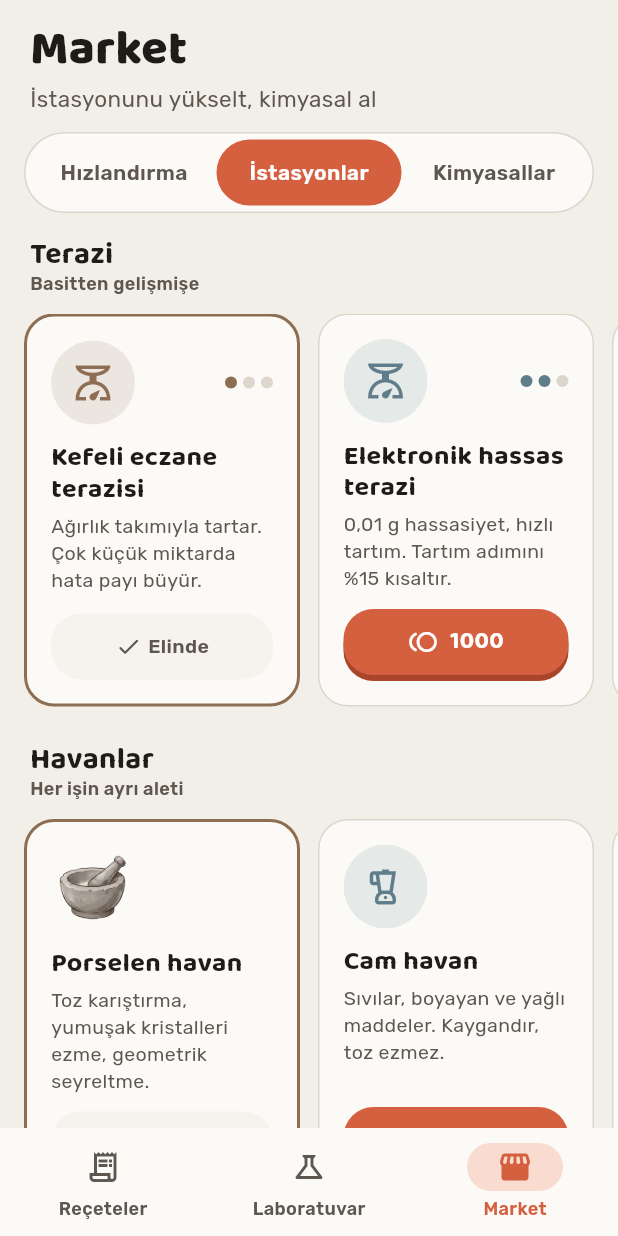
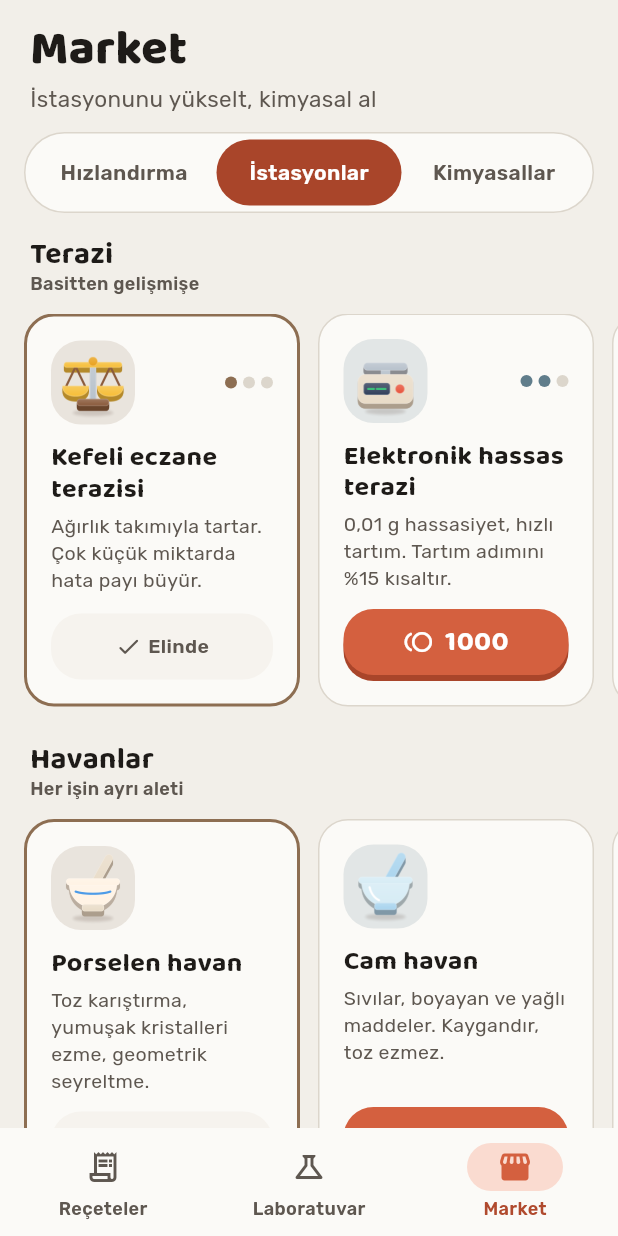
Before and after one commit to Pharmamental/Majistral, a Flutter app: the screen it shows after launch, item 3 of the bottom bar chosen, on a phone screen of 412 x 824 dp. Run offline on Flutter 3.47's test engine with Material 3 defaults, Android fonts, the phone set to English and light mode, and no system bars; our stand-ins replace shared_preferences.

Commit message:
Oyuncak blok ikonları market kartlarına bağlandı; küçük vurgu yazıları ve düğmeler kontrast ölçüsüne göre düzeltildi
Co-Authored-By: Claude Opus 5.5 <noreply@anthropic.com>

```diff
--- a/lib/data/market_items.dart
+++ b/lib/data/market_items.dart
@@ -18,6 +18,7 @@ const ShopItem adSpeedUp = ShopItem(
 const List<ShopItem> chemicals = [
   ShopItem(
     name: 'Beyaz Vazelin',
+    imagePath: 'assets/images/ikon/ikon_vazelin.png',
     description: 'Hidrokarbon merhem bazı, suyla yıkanmaz',
     icon: Icons.spa_outlined,
     color: Color(0xFF757575),
@@ -25,6 +26,7 @@ const List<ShopItem> chemicals = [
   ),
   ShopItem(
     name: 'Sıvı Parafin',
+    imagePath: 'assets/images/ikon/ikon_sivi_parafin.png',
     description: 'Levigasyonda tozu macun yapmak için kullanılır',
     icon: Icons.opacity,
     color: Color(0xFF8D6E63),
@@ -32,6 +34,7 @@ const List<ShopItem> chemicals = [
   ),
   ShopItem(
     name: 'Gliserin',
+    imagePath: 'assets/images/ikon/ikon_gliserin.png',
     description: 'Nemlendirici, suyla karışan bileşen',
     icon: Icons.water_drop_outlined,
     color: Color(0xFF00838F),
@@ -39,6 +42,7 @@ const List<ShopItem> chemicals = [
   ),
   ShopItem(
     name: 'Distile Su',
+    imagePath: 'assets/images/ikon/ikon_distile_su.png',
     description: 'Kremlerin su fazı',
     icon: Icons.water_drop_outlined,
     color: Color(0xFF1565C0),
@@ -46,6 +50,7 @@ const List<ShopItem> chemicals = [
   ),
   ShopItem(
     name: 'Çinko Oksit',
+    imagePath: 'assets/images/ikon/ikon_cinko_oksit.png',
     description: 'Cilt koruyucu ve kurutucu bariyer oluşturur',
     icon: Icons.shield_outlined,
     color: Color(0xFF757575),
@@ -53,6 +58,7 @@ const List<ShopItem> chemicals = [
   ),
   ShopItem(
     name: 'Salisilik Asit',
+    imagePath: 'assets/images/ikon/ikon_salisilik_asit.png',
     description: 'Keratolitik: kalınlaşmış deriyi yumuşatıp soyar',
     icon: Icons.science_outlined,
     color: Color(0xFF5D4037),
--- a/lib/data/stations.dart
+++ b/lib/data/stations.dart
@@ -14,12 +14,14 @@ const List<Station> stations = [
     tiers: [
       ShopItem(
         name: 'Kefeli eczane terazisi',
+        imagePath: 'assets/images/ikon/ikon_terazi_kefeli.png',
         description: 'Ağırlık takımıyla tartar. Çok küçük miktarda hata payı büyür.',
         icon: Icons.scale_outlined,
         color: AppColors.rusty,
       ),
       ShopItem(
         name: 'Elektronik hassas terazi',
+        imagePath: 'assets/images/ikon/ikon_terazi_elektronik.png',
         description: '0,01 g hassasiyet, hızlı tartım. Tartım adımını %15 kısaltır.',
         icon: Icons.scale_outlined,
         color: AppColors.goodCondition,
@@ -27,6 +29,7 @@ const List<Station> stations = [
       ),
       ShopItem(
         name: 'Analitik terazi',
+        imagePath: 'assets/images/ikon/ikon_terazi_analitik.png',
         description: '0,1 mg hassasiyet; çok küçük miktarlar için. Tartım adımını %30 kısaltır.',
         icon: Icons.scale_outlined,
         color: AppColors.advanced,
@@ -40,13 +43,14 @@ const List<Station> stations = [
     tiers: [
       ShopItem(
         name: 'Porselen havan',
+        imagePath: 'assets/images/ikon/ikon_havan_porselen.png',
         description: 'Toz karıştırma, yumuşak kristalleri ezme, geometrik seyreltme.',
         icon: Icons.blender_outlined,
         color: AppColors.rusty,
-        imagePath: 'assets/images/Havan_normal.webp',
       ),
       ShopItem(
         name: 'Cam havan',
+        imagePath: 'assets/images/ikon/ikon_havan_cam.png',
         description: 'Sıvılar, boyayan ve yağlı maddeler. Kaygandır, toz ezmez.',
         icon: Icons.blender_outlined,
         color: AppColors.goodCondition,
@@ -54,10 +58,10 @@ const List<Station> stations = [
       ),
       ShopItem(
         name: 'Wedgwood havan',
+        imagePath: 'assets/images/ikon/ikon_havan_wedgwood.png',
         description: 'Pürüzlü: sert kristalleri küçültme ve emülsiyon. Boyayan maddeyi emer.',
         icon: Icons.blender_outlined,
         color: AppColors.advanced,
-        imagePath: 'assets/images/havan_old.webp',
         price: 900,
       ),
     ],
@@ -68,12 +72,14 @@ const List<Station> stations = [
     tiers: [
       ShopItem(
         name: 'Çelik spatül',
+        imagePath: 'assets/images/ikon/ikon_spatul_celik.png',
         description: 'Kuru toz ve ağır merhem. Salisilik asit, iyot, fenolle kullanılmaz.',
         icon: Icons.horizontal_rule_rounded,
         color: AppColors.rusty,
       ),
       ShopItem(
         name: 'Plastik spatül',
+        imagePath: 'assets/images/ikon/ikon_spatul_plastik.png',
         description: 'Metalle tepkimeye giren maddeler; krem ve jeli kazımak.',
         icon: Icons.horizontal_rule_rounded,
         color: AppColors.goodCondition,
@@ -85,12 +91,14 @@ const List<Station> stations = [
     tiers: [
       ShopItem(
         name: 'Merhem taşı',
+        imagePath: 'assets/images/ikon/ikon_merhem_tasi.png',
         description: 'Cam levha üzerinde spatülle karıştırma. Krem için de uygun.',
         icon: Icons.crop_square_rounded,
         color: AppColors.rusty,
       ),
       ShopItem(
         name: 'Unguator',
+        imagePath: 'assets/images/ikon/ikon_unguator.png',
         description: 'Elektronik havan: kapalı kavanozda karıştırır, kabarcık bırakmaz. '
             'Karıştırma adımını %30 kısaltır.',
         icon: Icons.autorenew,
@@ -99,6 +107,7 @@ const List<Station> stations = [
       ),
       ShopItem(
         name: 'Merhem değirmeni',
+        imagePath: 'assets/images/ikon/ikon_merhem_degirmeni.png',
         description: 'Üç merdane topakları kırar, merhemi pürüzsüzleştirir. Kumlu merhem riski azalır.',
         icon: Icons.view_week_rounded,
         color: AppColors.advanced,
@@ -111,12 +120,14 @@ const List<Station> stations = [
     tiers: [
       ShopItem(
         name: 'Ocak ve su banyosu',
+        imagePath: 'assets/images/ikon/ikon_ocak_su_banyosu.png',
         description: 'Bazları eritme, yağ ve su fazını ısıtma.',
         icon: Icons.hot_tub_outlined,
         color: AppColors.rusty,
       ),
       ShopItem(
         name: 'Termostatlı su banyosu',
+        imagePath: 'assets/images/ikon/ikon_su_banyosu_termostat.png',
         description: 'Sıcaklığı sabit tutar. Isıtma adımını %25 kısaltır.',
         icon: Icons.hot_tub_outlined,
         color: AppColors.goodCondition,
@@ -129,12 +140,14 @@ const List<Station> stations = [
     tiers: [
       ShopItem(
         name: 'Kavanoz',
+        imagePath: 'assets/images/ikon/ikon_kavanoz.png',
         description: 'Merhem ve krem yeni, temiz kavanoza konur.',
         icon: Icons.inventory_2_outlined,
         color: AppColors.rusty,
       ),
       ShopItem(
         name: 'Tüp doldurma ve kıvırma aleti',
+        imagePath: 'assets/images/ikon/ikon_tup.png',
         description: 'Merhemi tüpe doldurup ağzını kıvırır. Etiket adımını %20 kısaltır.',
         icon: Icons.compress_rounded,
         color: AppColors.goodCondition,
--- a/lib/screens/preparation_screen.dart
+++ b/lib/screens/preparation_screen.dart
@@ -304,7 +304,7 @@ class _Section extends StatelessWidget {
             children: [
               CircleAvatar(
                 radius: 14,
-                backgroundColor: AppColors.kiremit,
+                backgroundColor: AppColors.kiremitDark,
                 child: Text('$number', style: AppText.title(size: 15, color: Colors.white)),
               ),
               const SizedBox(width: AppSpace.sm),
@@ -422,7 +422,7 @@ class _StepChip extends StatelessWidget {
         constraints: const BoxConstraints(minHeight: 44),
         padding: const EdgeInsets.symmetric(horizontal: AppSpace.lg, vertical: AppSpace.sm),
         decoration: BoxDecoration(
-          color: placed ? AppColors.kiremit : AppColors.surface,
+          color: placed ? AppColors.kiremitDark : AppColors.surface,
           borderRadius: BorderRadius.circular(AppRadius.pill),
           border: Border.all(color: AppColors.kiremit, width: 2),
         ),
@@ -433,7 +433,7 @@ class _StepChip extends StatelessWidget {
               CircleAvatar(
                 radius: 10,
                 backgroundColor: Colors.white,
-                child: Text('$position', style: AppText.label(size: 11, color: AppColors.kiremit)),
+                child: Text('$position', style: AppText.label(size: 11, color: AppColors.accentText)),
               ),
               const SizedBox(width: AppSpace.sm),
             ],
@@ -442,7 +442,7 @@ class _StepChip extends StatelessWidget {
               style: AppText.body(
                 size: 14,
                 weight: FontWeight.w600,
-                color: placed ? Colors.white : AppColors.kiremit,
+                color: placed ? Colors.white : AppColors.accentText,
               ),
             ),
           ],
--- a/lib/theme/app_theme.dart
+++ b/lib/theme/app_theme.dart
@@ -21,7 +21,7 @@ ThemeData buildAppTheme() {
       labelTextStyle: WidgetStateProperty.resolveWith(
         (states) => AppText.label(
           size: 12,
-          color: states.contains(WidgetState.selected) ? AppColors.kiremit : AppColors.inkMuted,
+          color: states.contains(WidgetState.selected) ? AppColors.accentText : AppColors.inkMuted,
         ),
       ),
       iconTheme: WidgetStateProperty.resolveWith(
--- a/lib/widgets/chunky_button.dart
+++ b/lib/widgets/chunky_button.dart
@@ -120,7 +120,7 @@ class _ChunkyButtonState extends State<ChunkyButton> {
                           widget.label,
                           maxLines: 1,
                           overflow: TextOverflow.ellipsis,
-                          style: AppText.button(size: widget.compact ? 16 : 18, color: fg),
+                          style: AppText.button(size: 19, color: fg),
                         ),
                       ),
                     ],
--- a/lib/widgets/market_widgets.dart
+++ b/lib/widgets/market_widgets.dart
@@ -184,19 +184,19 @@ class _Thumb extends StatelessWidget {
   final ShopItem item;
   final double size;
 
+  // Oyuncak blok ikonu açık bir kutunun üstünde durur (Pharmamental'daki gibi);
+  // ikonun kendi gölgesi ve yan yüzü var, kırpılmaz.
   @override
   Widget build(BuildContext context) {
-    return ClipOval(
-      child: SizedBox(
-        width: size,
-        height: size,
-        child: item.imagePath != null
-            ? Image.asset(item.imagePath!, fit: BoxFit.cover)
-            : ColoredBox(
-                color: item.color.withValues(alpha: 0.14),
-                child: Icon(item.icon, color: item.color, size: size * 0.5),
-              ),
-      ),
+    final box = Color.alphaBlend(item.color.withValues(alpha: 0.16), AppColors.surface);
+    return Container(
+      width: size,
+      height: size,
+      alignment: Alignment.center,
+      decoration: BoxDecoration(color: box, borderRadius: BorderRadius.circular(AppRadius.card)),
+      child: item.imagePath != null
+          ? Image.asset(item.imagePath!, width: size * 0.86, height: size * 0.86)
+          : Icon(item.icon, color: item.color, size: size * 0.5),
     );
   }
 }
@@ -299,7 +299,7 @@ class PillTabs<T> extends StatelessWidget {
                     alignment: Alignment.center,
                     decoration: BoxDecoration(
                       color: value == selected
-                          ? AppColors.kiremit
+                          ? AppColors.kiremitDark
                           : Colors.transparent,
                       borderRadius: BorderRadius.circular(AppRadius.pill),
                     ),
--- a/lib/widgets/prescription_card.dart
+++ b/lib/widgets/prescription_card.dart
@@ -113,7 +113,7 @@ class _DoctorStrip extends StatelessWidget {
           CircleAvatar(
             radius: 20,
             backgroundColor: AppColors.kiremitSoft,
-            child: Text(_initials, style: AppText.title(size: 16, color: AppColors.kiremit)),
+            child: Text(_initials, style: AppText.title(size: 16, color: AppColors.accentText)),
           ),
           const SizedBox(width: AppSpace.md),
           Expanded(
--- a/pubspec.yaml
+++ b/pubspec.yaml
@@ -61,6 +61,7 @@ flutter:
   # To add assets to your application, add an assets section, like this:
   assets:
     - assets/images/
+    - assets/images/ikon/
 
   # Yazı tipleri uygulamaya gömülü (internetsiz çalışır). İkisi de SIL OFL 1.1,
   # lisans metinleri assets/fonts/ altında. Değişken font: kalınlık TextStyle'da
```
